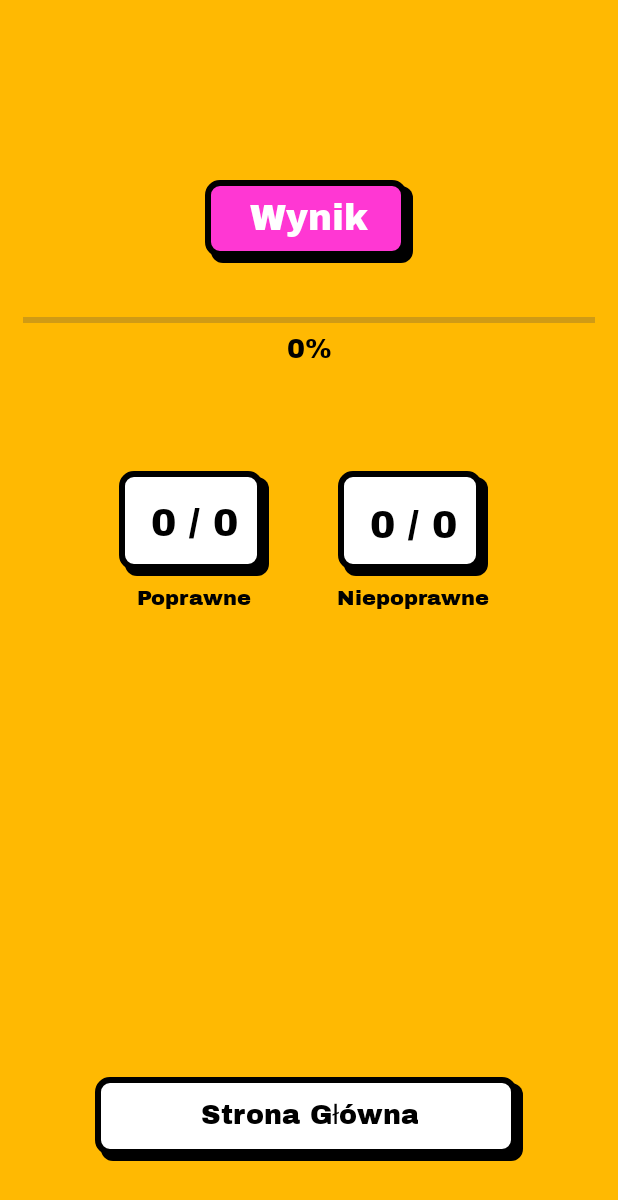
After one commit to Yndh/KotlinQuizApp, an Android app: the QuizzResult screen opened directly, with no data from a screen before it, on a phone screen of 412 x 824 dp. The commit adds this screen. Shown: the top 1200 px of the screen. Run offline under Robolectric (Android 15) with nearby library versions, the phone set to English and light mode, and no system bars.

Commit message:
Add Result Page

```diff
--- a/app/src/main/AndroidManifest.xml
+++ b/app/src/main/AndroidManifest.xml
@@ -12,6 +12,12 @@
         android:supportsRtl="true"
         android:theme="@style/Theme.QuizApp"
         tools:targetApi="31">
+        <activity
+            android:name=".QuizzResult"
+            android:exported="false" />
+        <activity
+            android:name=".MainActivity2"
+            android:exported="false" />
         <activity
             android:name=".QuizActivity"
             android:exported="false" />
--- a/app/src/main/java/com/example/quizapp/QuizActivity.kt
+++ b/app/src/main/java/com/example/quizapp/QuizActivity.kt
@@ -1,5 +1,6 @@
 package com.example.quizapp
 
+import android.content.Intent
 import android.graphics.Color
 import android.graphics.Typeface
 import androidx.appcompat.app.AppCompatActivity
@@ -20,6 +21,8 @@ class QuizActivity : AppCompatActivity() {
     private lateinit var progressBar: ProgressBar
     private var currQuestion = 0
     private var isAnswerChecked = false
+    private var correctAnswers = 0
+    private var wrongAnswers = 0
 
     override fun onCreate(savedInstanceState: Bundle?) {
         super.onCreate(savedInstanceState)
@@ -42,9 +45,12 @@ class QuizActivity : AppCompatActivity() {
         val currentQuestion = questions[currQuestion]
         questionTextView.text = currentQuestion.question
         questionIndexTextView.text = "Pytanie ${currQuestion + 1}"
-        progressBar.progress = currQuestion+1
+        progressBar.progress = currQuestion + 1
 
-        currentQuestion.answers.forEachIndexed { index, answer ->
+        val shuffledAnswers = currentQuestion.answers.shuffled()
+
+        shuffledAnswers.forEachIndexed { index, answer ->
+            val originalIndex = currentQuestion.answers.indexOf(answer)
             val button = Button(this)
             button.text = answer
             val layoutParams = LinearLayout.LayoutParams(
@@ -62,18 +68,25 @@ class QuizActivity : AppCompatActivity() {
             button.setOnClickListener {
                 if (!isAnswerChecked) {
                     isAnswerChecked = true
-                    checkAnswer(index+1, button)
+                    checkAnswer(originalIndex + 1, button)
                 }
             }
             layout.addView(button)
         }
     }
 
+
     private fun checkAnswer(selectedAnswer: Int, selectedButton: Button) {
         val currentQuestion = questions[currQuestion]
         val correctAnswer = currentQuestion.answer
 
-        selectedButton.setBackgroundResource( if (selectedAnswer == correctAnswer) R.drawable.border_green else R.drawable.border_red)
+        if (selectedAnswer == correctAnswer) {
+            selectedButton.setBackgroundResource(R.drawable.border_green)
+            correctAnswers++
+        } else {
+            selectedButton.setBackgroundResource(R.drawable.border_red)
+            wrongAnswers++
+        }
 
         val handler = Handler()
         handler.postDelayed({
@@ -82,7 +95,11 @@ class QuizActivity : AppCompatActivity() {
                 isAnswerChecked = false
                 showQuestion()
             } else {
-                // koniec quizu
+                val intent = Intent(this, QuizzResult::class.java)
+                intent.putExtra("CORRECT_ANSWERS", correctAnswers)
+                intent.putExtra("WRONG_ANSWERS", wrongAnswers)
+                startActivity(intent)
+                finish()
             }
         }, 3000)
     }
--- /dev/null
+++ b/app/src/main/java/com/example/quizapp/QuizzResult.kt
@@ -0,0 +1,41 @@
+package com.example.quizapp
+
+import android.content.Intent
+import androidx.appcompat.app.AppCompatActivity
+import android.os.Bundle
+import android.widget.Button
+import android.widget.ProgressBar
+import android.widget.TextView
+
+class QuizzResult : AppCompatActivity() {
+    override fun onCreate(savedInstanceState: Bundle?) {
+        super.onCreate(savedInstanceState)
+        setContentView(R.layout.activity_quizz_result)
+
+        val correctAnswers = intent.getIntExtra("CORRECT_ANSWERS", 0)
+        val incorrectAnswers = intent.getIntExtra("WRONG_ANSWERS", 0)
+        val totalQuestions = correctAnswers+incorrectAnswers
+
+        val correctAnswersTextView = findViewById<TextView>(R.id.correctAnswers)
+        val wrongAnswersTextView = findViewById<TextView>(R.id.wrongAnswers)
+        val progressBar = findViewById<ProgressBar>(R.id.quizResultProgressBar)
+        val percentTextView = findViewById<TextView>(R.id.percentTextView)
+
+
+        correctAnswersTextView.text = "$correctAnswers / ${correctAnswers + incorrectAnswers}"
+        wrongAnswersTextView.text = "$incorrectAnswers / ${correctAnswers + incorrectAnswers}"
+        progressBar.max = totalQuestions
+        progressBar.progress = correctAnswers
+        val percent = ((correctAnswers.toFloat() / totalQuestions) * 100).toInt()
+        percentTextView.text = "$percent%"
+
+
+
+        val returnButton = findViewById<Button>(R.id.returnButton)
+        returnButton.setOnClickListener{
+            val intent = Intent(this, MainActivity::class.java)
+            startActivity(intent)
+            finish() // zakaz cofania
+        }
+    }
+}
--- a/app/src/main/res/layout/activity_quiz.xml
+++ b/app/src/main/res/layout/activity_quiz.xml
@@ -2,7 +2,7 @@
 <androidx.constraintlayout.widget.ConstraintLayout xmlns:android="http://schemas.android.com/apk/res/android"
     xmlns:app="http://schemas.android.com/apk/res-auto"
     xmlns:tools="http://schemas.android.com/tools"
-    tools:context=".MainActivity"
+    tools:context=".QuizActivity"
     android:layout_width="match_parent"
     android:layout_height="match_parent"
     android:background="@color/primaryBackground"
--- /dev/null
+++ b/app/src/main/res/layout/activity_quizz_result.xml
@@ -0,0 +1,152 @@
+<?xml version="1.0" encoding="utf-8"?>
+<androidx.constraintlayout.widget.ConstraintLayout xmlns:android="http://schemas.android.com/apk/res/android"
+    xmlns:app="http://schemas.android.com/apk/res-auto"
+    xmlns:tools="http://schemas.android.com/tools"
+    tools:context=".QuizzResult"
+    android:layout_width="match_parent"
+    android:layout_height="match_parent"
+    android:background="@color/primaryBackground"
+
+    >
+
+    <TextView
+        android:id="@+id/questionIndexTextView"
+        android:layout_width="wrap_content"
+        android:layout_height="wrap_content"
+        android:layout_marginTop="120dp"
+        android:fontFamily="@font/archivo_black"
+        android:text="Wynik"
+        android:textColor="@color/primaryFontColor"
+        android:textSize="24sp"
+        android:background="@drawable/border_purple"
+        android:paddingHorizontal="30dp"
+        android:paddingTop="10dp"
+        android:paddingBottom="15dp"
+        app:layout_constraintEnd_toEndOf="parent"
+        app:layout_constraintStart_toStartOf="parent"
+        app:layout_constraintTop_toTopOf="parent" />
+
+    <ProgressBar
+        style="?android:attr/progressBarStyleHorizontal"
+        android:id="@+id/quizResultProgressBar"
+        android:layout_width="match_parent"
+        android:layout_height="wrap_content"
+        android:layout_weight="1"
+        android:max="4"
+        android:indeterminate="false"
+        android:layout_marginHorizontal="15dp"
+        android:layout_marginTop="30dp"
+        android:progressTint="@color/tertiaryAccentColor"
+        app:layout_constraintTop_toBottomOf="@+id/questionIndexTextView"
+        app:layout_constraintStart_toStartOf="parent"
+        app:layout_constraintEnd_toEndOf="parent"
+        />
+
+    <TextView
+        android:id="@+id/percentTextView"
+        android:layout_width="wrap_content"
+        android:layout_height="wrap_content"
+        android:text="75%"
+        android:fontFamily="@font/archivo_black"
+        android:textSize="18sp"
+        android:textColor="@color/secondaryFontColor"
+        android:gravity="center"
+        app:layout_constraintTop_toBottomOf="@+id/quizResultProgressBar"
+        app:layout_constraintStart_toStartOf="parent"
+        app:layout_constraintEnd_toEndOf="parent"
+        />
+
+    <LinearLayout
+        android:id="@+id/answersLayout"
+        android:layout_width="match_parent"
+        android:layout_height="wrap_content"
+        android:orientation="horizontal"
+        android:gravity="center"
+        android:layout_marginTop="70dp"
+        app:layout_constraintTop_toBottomOf="@+id/percentTextView"
+        app:layout_constraintStart_toStartOf="parent"
+        app:layout_constraintEnd_toEndOf="parent"
+        >
+
+        <LinearLayout
+            android:layout_height="wrap_content"
+            android:layout_width="wrap_content"
+            android:orientation="vertical"
+            android:gravity="center"
+            android:layout_marginRight="40dp"
+            >
+            <TextView
+                android:id="@+id/correctAnswers"
+                android:layout_width="100dp"
+                android:layout_height="70dp"
+                android:background="@drawable/border"
+                android:gravity="center"
+                android:text="11/12"
+                android:padding="10dp"
+                android:textSize="25sp"
+                android:textColor="@color/secondaryFontColor"
+                android:fontFamily="@font/archivo_black"
+                />
+
+            <TextView
+                android:layout_width="wrap_content"
+                android:layout_height="wrap_content"
+                android:text="Poprawne"
+                android:textColor="@color/secondaryFontColor"
+                android:fontFamily="@font/archivo_black"
+                android:padding="5dp"
+                />
+        </LinearLayout>
+
+        <LinearLayout
+            android:layout_height="wrap_content"
+            android:layout_width="wrap_content"
+            android:orientation="vertical"
+            android:gravity="center"
+            >
+            <TextView
+                android:id="@+id/wrongAnswers"
+                android:layout_width="100dp"
+                android:layout_height="70dp"
+                android:background="@drawable/border"
+                android:gravity="center"
+                android:text="1/12"
+                android:padding="20dp"
+                android:textSize="25sp"
+                android:textColor="@color/secondaryFontColor"
+                android:fontFamily="@font/archivo_black"
+                />
+
+            <TextView
+                android:layout_width="wrap_content"
+                android:layout_height="wrap_content"
+                android:text="Niepoprawne"
+                android:textColor="@color/secondaryFontColor"
+                android:fontFamily="@font/archivo_black"
+                android:padding="5dp"
+                />
+
+        </LinearLayout>
+
+    </LinearLayout>
+
+    <Button
+        android:id="@+id/returnButton"
+        android:layout_width="wrap_content"
+        android:layout_height="wrap_content"
+        android:text="Strona Główna"
+        android:background="@drawable/border"
+        app:backgroundTint="@null"
+        android:paddingHorizontal="70dp"
+        android:paddingTop="10dp"
+        android:paddingBottom="15dp"
+        android:layout_marginBottom="50dp"
+        android:textSize="18sp"
+        android:textColor="@color/secondaryFontColor"
+        android:fontFamily="@font/archivo_black"
+        app:layout_constraintBottom_toBottomOf="parent"
+        app:layout_constraintStart_toStartOf="parent"
+        app:layout_constraintEnd_toEndOf="parent"
+        />
+
+</androidx.constraintlayout.widget.ConstraintLayout>
```
